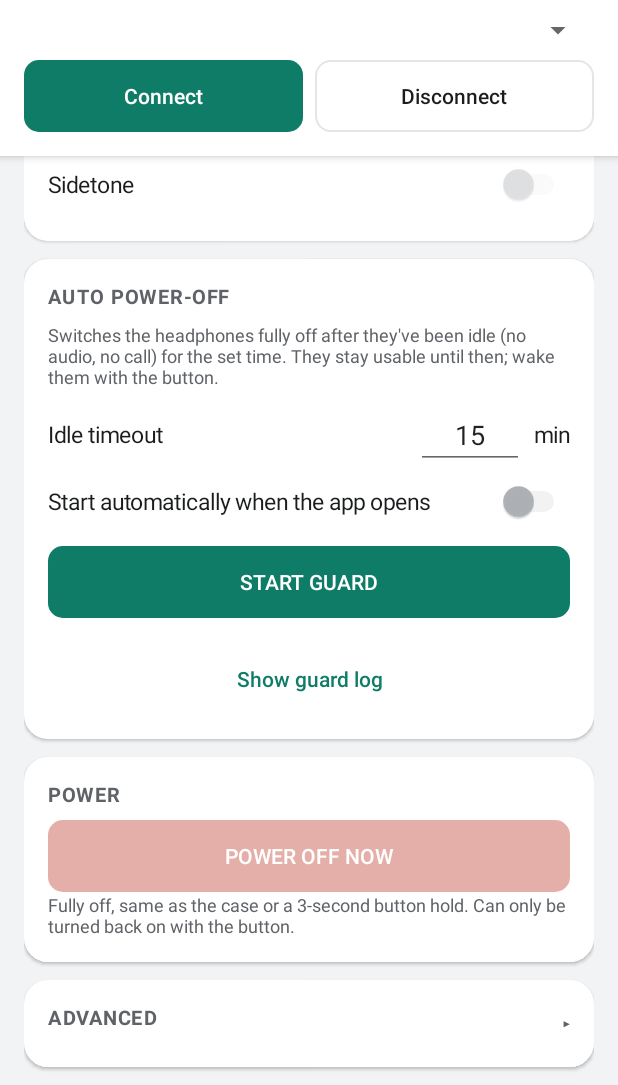
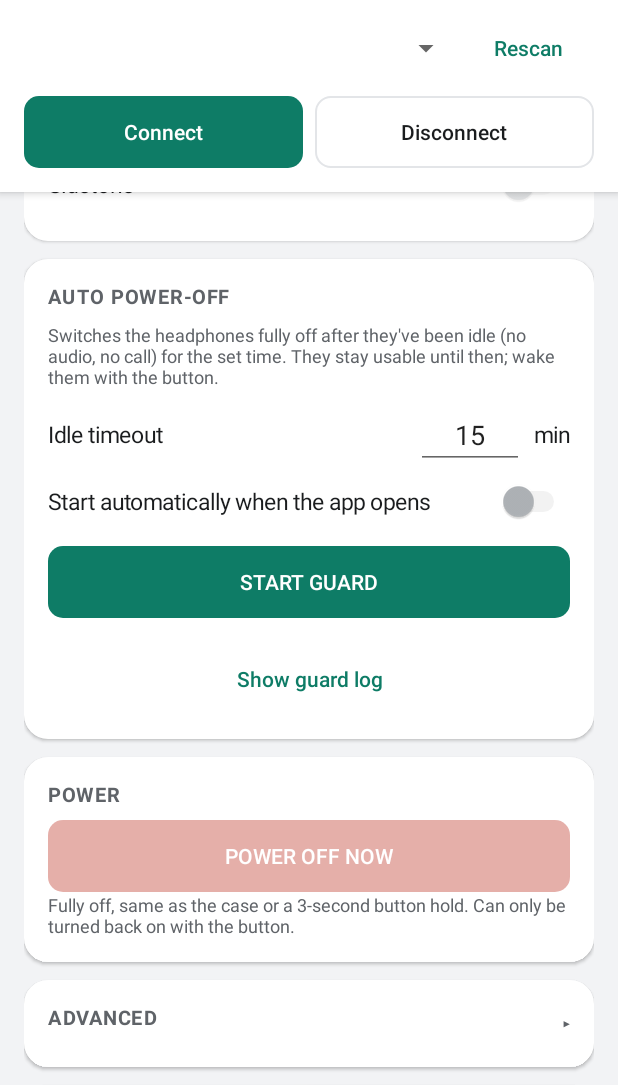
Before and after one commit to rayane1817/momentum4-auto-off, an Android app: the screen it shows after launch (MainActivity), on a phone screen of 412 x 824 dp, the part 151-1236 px from its top. Run offline under Robolectric (Android 15) with nearby library versions, the phone set to English and light mode, and no system bars.

Commit message:
Android v0.7: fix device detection (re-scan on BT/pair changes)
Addresses the Galaxy Tab 'doesn't detect the headphones' report. The
paired-device list was loaded once at launch and never refreshed. Now:
- re-scan on resume and on Bluetooth state / bond-state changes
  (BroadcastReceiver), plus a Rescan button in the header;
- clear empty-state messages (no paired devices / no MOMENTUM found /
  permission denied) and a multipoint hint when the connect fails;
- loadDevices keeps the current selection across a re-scan; auto-start
  of the idle guard moved out of loadDevices to onCreate.

Compiles; not yet tested on a tablet.

Co-Authored-By: Claude Opus 4.8 <noreply@anthropic.com>
Claude-Session: https://claude.ai/code/session_0148UZ4RqofYZNRXKi9nyrug

```diff
--- a/android/gaia-test/app/build.gradle
+++ b/android/gaia-test/app/build.gradle
@@ -7,8 +7,8 @@ android {
         applicationId 'be.ryane.gaiatest'
         minSdk 26
         targetSdk 35
-        versionCode 6
-        versionName '0.6'
+        versionCode 7
+        versionName '0.7'
     }
     compileOptions {
         sourceCompatibility JavaVersion.VERSION_17
--- a/android/gaia-test/app/src/main/java/be/ryane/gaiatest/MainActivity.java
+++ b/android/gaia-test/app/src/main/java/be/ryane/gaiatest/MainActivity.java
@@ -7,9 +7,12 @@ import android.bluetooth.BluetoothAdapter;
 import android.bluetooth.BluetoothDevice;
 import android.bluetooth.BluetoothManager;
 import android.bluetooth.BluetoothSocket;
+import android.content.BroadcastReceiver;
 import android.content.ClipData;
 import android.content.ClipboardManager;
 import android.content.Context;
+import android.content.Intent;
+import android.content.IntentFilter;
 import android.content.SharedPreferences;
 import android.content.pm.PackageManager;
 import android.content.res.ColorStateList;
@@ -72,6 +75,15 @@ public class MainActivity extends Activity {
     private boolean ancOn, transpOn, applying;
     private SharedPreferences prefs;
 
+    // Re-scan the paired-device list when Bluetooth turns on or a device is paired,
+    // so the picker is never stuck empty (the Galaxy Tab "doesn't detect" case).
+    private final BroadcastReceiver btReceiver = new BroadcastReceiver() {
+        @Override
+        public void onReceive(Context ctx, Intent intent) {
+            if (hasBtPermission()) loadDevices();
+        }
+    };
+
     @Override
     protected void onCreate(Bundle state) {
         super.onCreate(state);
@@ -99,19 +111,49 @@ public class MainActivity extends Activity {
         setContentView(root);
 
         setConnected(false);
-        if (Build.VERSION.SDK_INT >= 31
-                && checkSelfPermission(Manifest.permission.BLUETOOTH_CONNECT) != PackageManager.PERMISSION_GRANTED) {
+        swAutoStart.setChecked(prefs.getBoolean("autostart", false));
+        if (!hasBtPermission()) {
             requestPermissions(new String[]{Manifest.permission.BLUETOOTH_CONNECT}, 1);
         } else {
             loadDevices();
         }
-        swAutoStart.setChecked(prefs.getBoolean("autostart", false));
+        // Auto-start the idle guard once at launch, if the user asked for it.
+        if (prefs.getBoolean("autostart", false) && selectedDevice() != null) startGuard();
+    }
+
+    @Override
+    protected void onStart() {
+        super.onStart();
+        IntentFilter f = new IntentFilter();
+        f.addAction(BluetoothAdapter.ACTION_STATE_CHANGED);
+        f.addAction(BluetoothDevice.ACTION_BOND_STATE_CHANGED);
+        registerReceiver(btReceiver, f);
+    }
+
+    @Override
+    protected void onStop() {
+        try { unregisterReceiver(btReceiver); } catch (IllegalArgumentException ignored) {}
+        super.onStop();
     }
 
     @Override
     protected void onResume() {
         super.onResume();
+        if (hasBtPermission()) loadDevices();   // pick up anything paired while we were away
         refreshGuardButton();
+    }
+
+    private boolean hasBtPermission() {
+        return Build.VERSION.SDK_INT < 31
+                || checkSelfPermission(Manifest.permission.BLUETOOTH_CONNECT) == PackageManager.PERMISSION_GRANTED;
+    }
+
+    private void rescan() {
+        if (!hasBtPermission()) {
+            requestPermissions(new String[]{Manifest.permission.BLUETOOTH_CONNECT}, 1);
+        } else {
+            loadDevices();
+        }
     }
 
     // ---------------------------------------------------------------- views
@@ -136,10 +178,14 @@ public class MainActivity extends Activity {
         titleRow.addView(statusPill);
         h.addView(titleRow);
 
+        LinearLayout devRow = new LinearLayout(this);
+        devRow.setGravity(Gravity.CENTER_VERTICAL);
+        LinearLayout.LayoutParams dr = new LinearLayout.LayoutParams(-1, -2);
+        dr.topMargin = dp(8);
         deviceSpinner = new Spinner(this);
-        LinearLayout.LayoutParams sp = new LinearLayout.LayoutParams(-1, -2);
-        sp.topMargin = dp(8);
-        h.addView(deviceSpinner, sp);
+        devRow.addView(deviceSpinner, new LinearLayout.LayoutParams(0, -2, 1f));
+        devRow.addView(textBtn("Rescan", v -> rescan()));
+        h.addView(devRow, dr);
 
         LinearLayout btns = new LinearLayout(this);
         LinearLayout.LayoutParams br = new LinearLayout.LayoutParams(-1, -2);
@@ -591,30 +637,47 @@ public class MainActivity extends Activity {
 
     @Override
     public void onRequestPermissionsResult(int code, String[] perms, int[] results) {
-        if (code == 1 && results.length > 0 && results[0] == PackageManager.PERMISSION_GRANTED) loadDevices();
+        if (code == 1) {
+            if (results.length > 0 && results[0] == PackageManager.PERMISSION_GRANTED) loadDevices();
+            else append("Nearby devices permission denied. The app needs it to find the headphones. Grant it in Android Settings > Apps, then tap Rescan.");
+        }
     }
 
     @SuppressWarnings("MissingPermission")
     private void loadDevices() {
         BluetoothAdapter adapter = ((BluetoothManager) getSystemService(BLUETOOTH_SERVICE)).getAdapter();
-        if (adapter == null || !adapter.isEnabled()) {
-            append("Bluetooth is off. Turn it on and reopen the app.");
+        if (adapter == null) {
+            append("This device has no Bluetooth.");
             return;
         }
+        if (!adapter.isEnabled()) {
+            append("Bluetooth is off. Turn it on; the list refreshes automatically.");
+            return;
+        }
+        // Keep the current choice selected across a re-scan; fall back to the
+        // remembered device, then anything that looks like a MOMENTUM.
+        BluetoothDevice current = selectedDevice();
+        String keep = current != null ? current.getAddress() : prefs.getString("dev", "");
         devices.clear();
         List<String> names = new ArrayList<>();
-        String remembered = prefs.getString("dev", "");
         int preselect = 0;
+        boolean sawMomentum = false;
         for (BluetoothDevice d : adapter.getBondedDevices()) {
             String name = d.getName() == null ? d.getAddress() : d.getName();
-            if (d.getAddress().equals(remembered) || (remembered.isEmpty() && name.toUpperCase(Locale.ROOT).contains("MOMENTUM")))
-                preselect = devices.size();
+            boolean isM4 = name.toUpperCase(Locale.ROOT).contains("MOMENTUM");
+            if (isM4) sawMomentum = true;
+            if (d.getAddress().equals(keep) || (keep.isEmpty() && isM4)) preselect = devices.size();
             devices.add(d);
             names.add(name);
         }
         deviceSpinner.setAdapter(new ArrayAdapter<>(this, android.R.layout.simple_spinner_dropdown_item, names));
         if (!devices.isEmpty()) deviceSpinner.setSelection(preselect);
-        if (prefs.getBoolean("autostart", false) && selectedDevice() != null) startGuard();
+
+        if (devices.isEmpty()) {
+            append("No paired Bluetooth devices. Pair the MOMENTUM 4 in Android Settings > Bluetooth, then tap Rescan.");
+        } else if (!sawMomentum) {
+            append("No MOMENTUM 4 among the paired devices. Pair it in Android Settings > Bluetooth, then tap Rescan. (Pick another device only if you know it speaks GAIA.)");
+        }
     }
 
     private BluetoothDevice selectedDevice() {
@@ -638,7 +701,9 @@ public class MainActivity extends Activity {
                 runOnUiThread(() -> { setConnected(true); readAllConfig(); });
                 readLoop(s.getInputStream());
             } catch (IOException e) {
-                append("Connect failed: " + e.getMessage() + "\nForce stop Smart Control Plus and retry.");
+                append("Connect failed: " + e.getMessage()
+                        + "\nTry: force stop Smart Control Plus; make sure the MOMENTUM 4 is connected to this device;"
+                        + " if it is paired to two other devices (multipoint), disconnect one. Then Connect again.");
                 closeQuietly();
                 runOnUiThread(() -> setConnected(false));
             }
```
Also changed, not shown: 4 other files.
